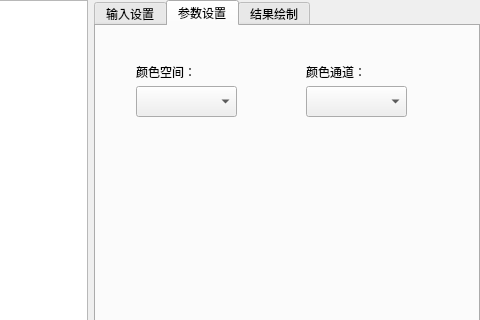
Old version of the form CMvVisionParamWidget/CMvVisionParamWidget/formFiles/CMvColorConversionBlackAndWhite.ui in the repository OrangLBlue/QtUI_For_Work; both pictures show x 412 to 892 and y 0 to 320 of the 892 by 652 pixel window.
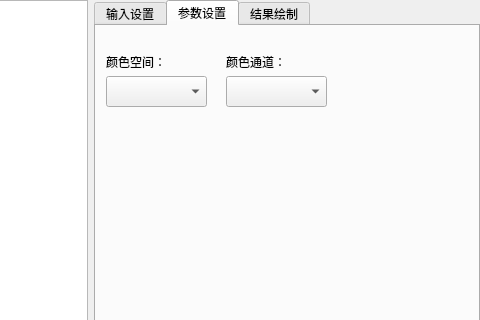
New version of the form. The open tabs and pages were chosen to show the change.

```diff
--- a/CMvVisionParamWidget/CMvVisionParamWidget/formFiles/CMvColorConversionBlackAndWhite.ui
+++ b/CMvVisionParamWidget/CMvVisionParamWidget/formFiles/CMvColorConversionBlackAndWhite.ui
@@ -349,8 +349,8 @@
         <widget class="QComboBox" name="comboBox_colorSpace">
          <property name="geometry">
           <rect>
-           <x>40</x>
-           <y>60</y>
+           <x>10</x>
+           <y>50</y>
            <width>101</width>
            <height>31</height>
           </rect>
@@ -359,8 +359,8 @@
         <widget class="QComboBox" name="comboBox_colorChannel">
          <property name="geometry">
           <rect>
-           <x>210</x>
-           <y>60</y>
+           <x>130</x>
+           <y>50</y>
            <width>101</width>
            <height>31</height>
           </rect>
@@ -369,8 +369,8 @@
         <widget class="QLabel" name="label_colorSpace">
          <property name="geometry">
           <rect>
-           <x>40</x>
-           <y>30</y>
+           <x>10</x>
+           <y>20</y>
            <width>111</width>
            <height>31</height>
           </rect>
@@ -382,8 +382,8 @@
         <widget class="QLabel" name="label_colorChannel">
          <property name="geometry">
           <rect>
-           <x>210</x>
-           <y>30</y>
+           <x>130</x>
+           <y>20</y>
            <width>111</width>
            <height>31</height>
           </rect>
```
Left out of the diff: 2 changed lines with no effect on the pictures.
